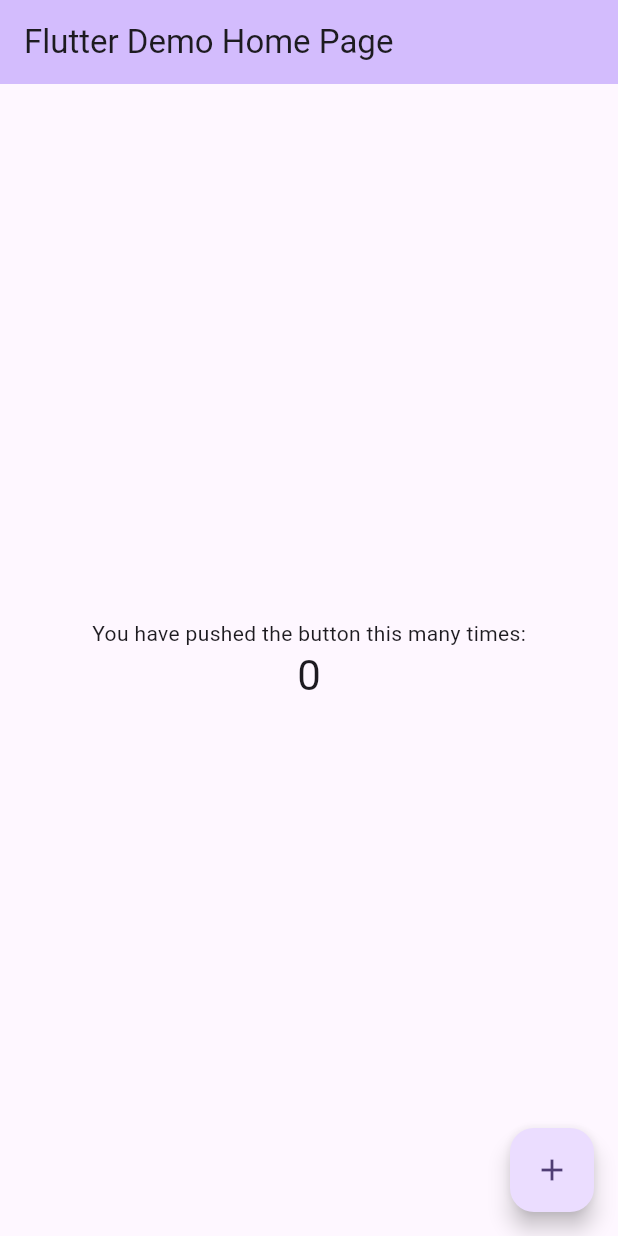
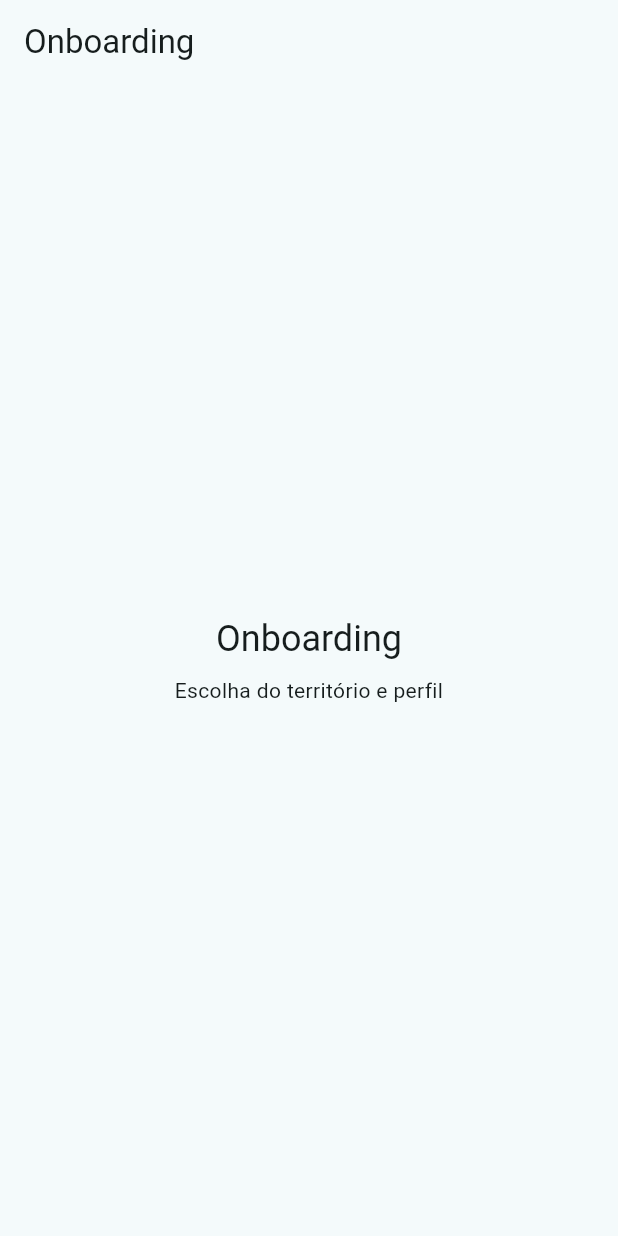
Before and after one commit to PietroMauerGodoy/GS02-CROSS-PLATAFORM-APPLICATION-DEVELOPMENT, a Flutter app: the screen it shows after launch, on a phone screen of 412 x 824 dp. Run offline on Flutter 3.47's test engine with Material 3 defaults, Android fonts, the phone set to English and light mode, and no system bars; our stand-ins replace flutter_riverpod, go_router.

```diff
--- /dev/null
+++ b/lib/app.dart
@@ -0,0 +1,20 @@
+import 'package:flutter/material.dart';
+
+import 'core/router/app_router.dart';
+import 'core/theme/app_theme.dart';
+
+class PainelApp extends StatelessWidget {
+  const PainelApp({super.key});
+
+  @override
+  Widget build(BuildContext context) {
+    return MaterialApp.router(
+      title: 'Painel Territorial',
+      debugShowCheckedModeBanner: false,
+      theme: AppTheme.light,
+      darkTheme: AppTheme.dark,
+      themeMode: ThemeMode.system,
+      routerConfig: appRouter,
+    );
+  }
+}
--- /dev/null
+++ b/lib/core/router/app_router.dart
@@ -0,0 +1,80 @@
+import 'package:go_router/go_router.dart';
+
+import '../../features/home/home_shell.dart';
+import '../widgets/placeholder_screen.dart';
+
+final appRouter = GoRouter(
+  initialLocation: '/onboarding',
+  routes: [
+    GoRoute(
+      path: '/onboarding',
+      builder: (_, __) => const PlaceholderScreen(
+          title: 'Onboarding', subtitle: 'Escolha do território e perfil'),
+    ),
+    StatefulShellRoute.indexedStack(
+      builder: (_, __, shell) => HomeShell(shell: shell),
+      branches: [
+        StatefulShellBranch(routes: [
+          GoRoute(
+            path: '/home',
+            builder: (_, __) => const PlaceholderScreen(
+                title: 'Visão Geral', subtitle: 'KPIs e alertas ativos'),
+          ),
+        ]),
+        StatefulShellBranch(routes: [
+          GoRoute(
+            path: '/alertas',
+            builder: (_, __) => const PlaceholderScreen(
+                title: 'Alertas', subtitle: 'Lista com filtros'),
+            routes: [
+              GoRoute(
+                path: ':id',
+                builder: (_, s) => PlaceholderScreen(
+                    title: 'Alerta ${s.pathParameters['id']}',
+                    subtitle: 'Justificativa, confiança e limitações'),
+                routes: [
+                  GoRoute(
+                    path: 'decisao',
+                    builder: (_, s) => PlaceholderScreen(
+                        title: 'Decisão do gestor',
+                        subtitle: 'Formulário para o alerta ${s.pathParameters['id']}'),
+                  ),
+                ],
+              ),
+            ],
+          ),
+        ]),
+        StatefulShellBranch(routes: [
+          GoRoute(
+            path: '/decisoes',
+            builder: (_, __) => const PlaceholderScreen(
+                title: 'Histórico de decisões'),
+          ),
+        ]),
+        StatefulShellBranch(routes: [
+          GoRoute(
+            path: '/configuracoes',
+            builder: (_, __) => const PlaceholderScreen(
+                title: 'Configurações',
+                subtitle: 'Acessibilidade e privacidade'),
+          ),
+        ]),
+      ],
+    ),
+    GoRoute(
+      path: '/dashboard/:tema',
+      builder: (_, s) => PlaceholderScreen(
+          title: 'Dashboard: ${s.pathParameters['tema']}',
+          subtitle: 'clima | agua | residuos'),
+    ),
+    GoRoute(
+      path: '/territorios',
+      builder: (_, __) => const PlaceholderScreen(title: 'Territórios'),
+    ),
+    GoRoute(
+      path: '/sobre',
+      builder: (_, __) => const PlaceholderScreen(
+          title: 'Fontes e limitações'),
+    ),
+  ],
+);
--- /dev/null
+++ b/lib/core/theme/app_colors.dart
@@ -0,0 +1,19 @@
+import 'package:flutter/material.dart';
+
+/// Paleta própria do Painel Territorial.
+class AppColors {
+  AppColors._();
+
+  static const primary = Color(0xFF0B6E75);
+  static const secondary = Color(0xFF2E8B57);
+
+  // Severidade dos alertas (sempre acompanhar de ícone/texto, nunca só cor)
+  static const severidadeBaixa = Color(0xFF2E7D32);
+  static const severidadeMedia = Color(0xFFF9A825);
+  static const severidadeAlta = Color(0xFFC62828);
+
+  // Temas
+  static const clima = Color(0xFF1E88E5);
+  static const agua = Color(0xFF00ACC1);
+  static const residuos = Color(0xFF8D6E63);
+}
--- /dev/null
+++ b/lib/core/theme/app_theme.dart
@@ -0,0 +1,33 @@
+import 'package:flutter/material.dart';
+
+import 'app_colors.dart';
+
+class AppTheme {
+  AppTheme._();
+
+  static ThemeData get light => _build(Brightness.light);
+  static ThemeData get dark => _build(Brightness.dark);
+
+  static ThemeData _build(Brightness brightness) {
+    final scheme = ColorScheme.fromSeed(
+      seedColor: AppColors.primary,
+      secondary: AppColors.secondary,
+      brightness: brightness,
+    );
+    return ThemeData(
+      useMaterial3: true,
+      colorScheme: scheme,
+      appBarTheme: const AppBarTheme(centerTitle: false),
+        cardTheme: CardThemeData(
+        elevation: 0,
+        shape: RoundedRectangleBorder(
+          borderRadius: BorderRadius.circular(16),
+          side: BorderSide(color: scheme.outlineVariant),
+        ),
+      ),
+      inputDecorationTheme: InputDecorationTheme(
+        border: OutlineInputBorder(borderRadius: BorderRadius.circular(12)),
+      ),
+    );
+  }
+}
--- /dev/null
+++ b/lib/core/widgets/placeholder_screen.dart
@@ -0,0 +1,31 @@
+import 'package:flutter/material.dart';
+
+/// Tela temporária. Cada feature substitui a sua por uma tela real.
+class PlaceholderScreen extends StatelessWidget {
+  final String title;
+  final String? subtitle;
+
+  const PlaceholderScreen({super.key, required this.title, this.subtitle});
+
+  @override
+  Widget build(BuildContext context) {
+    return Scaffold(
+      appBar: AppBar(title: Text(title)),
+      body: Center(
+        child: Padding(
+          padding: const EdgeInsets.all(24),
+          child: Column(
+            mainAxisSize: MainAxisSize.min,
+            children: [
+              Text(title, style: Theme.of(context).textTheme.headlineSmall),
+              if (subtitle != null) ...[
+                const SizedBox(height: 8),
+                Text(subtitle!, textAlign: TextAlign.center),
+              ],
+            ],
+          ),
+        ),
+      ),
+    );
+  }
+}
--- a/lib/main.dart
+++ b/lib/main.dart
@@ -1,122 +1,8 @@
 import 'package:flutter/material.dart';
+import 'package:flutter_riverpod/flutter_riverpod.dart';
+
+import 'app.dart';
 
 void main() {
-  runApp(const MyApp());
+  runApp(const ProviderScope(child: PainelApp()));
 }
-
-class MyApp extends StatelessWidget {
-  const MyApp({super.key});
-
-  // This widget is the root of your application.
-  @override
-  Widget build(BuildContext context) {
-    return MaterialApp(
-      title: 'Flutter Demo',
-      theme: ThemeData(
-        // This is the theme of your application.
-        //
-        // TRY THIS: Try running your application with "flutter run". You'll see
-        // the application has a purple toolbar. Then, without quitting the app,
-        // try changing the seedColor in the colorScheme below to Colors.green
-        // and then invoke "hot reload" (save your changes or press the "hot
-        // reload" button in a Flutter-supported IDE, or press "r" if you used
-        // the command line to start the app).
-        //
-        // Notice that the counter didn't reset back to zero; the application
-        // state is not lost during the reload. To reset the state, use hot
-        // restart instead.
-        //
-        // This works for code too, not just values: Most code changes can be
-        // tested with just a hot reload.
-        colorScheme: .fromSeed(seedColor: Colors.deepPurple),
-      ),
-      home: const MyHomePage(title: 'Flutter Demo Home Page'),
-    );
-  }
-}
-
-class MyHomePage extends StatefulWidget {
-  const MyHomePage({super.key, required this.title});
-
-  // This widget is the home page of your application. It is stateful, meaning
-  // that it has a State object (defined below) that contains fields that affect
-  // how it looks.
-
-  // This class is the configuration for the state. It holds the values (in this
-  // case the title) provided by the parent (in this case the App widget) and
-  // used by the build method of the State. Fields in a Widget subclass are
-  // always marked "final".
-
-  final String title;
-
-  @override
-  State<MyHomePage> createState() => _MyHomePageState();
-}
-
-class _MyHomePageState extends State<MyHomePage> {
-  int _counter = 0;
-
-  void _incrementCounter() {
-    setState(() {
-      // This call to setState tells the Flutter framework that something has
-      // changed in this State, which causes it to rerun the build method below
-      // so that the display can reflect the updated values. If we changed
-      // _counter without calling setState(), then the build method would not be
-      // called again, and so nothing would appear to happen.
-      _counter++;
-    });
-  }
-
-  @override
-  Widget build(BuildContext context) {
-    // This method is rerun every time setState is called, for instance as done
-    // by the _incrementCounter method above.
-    //
-    // The Flutter framework has been optimized to make rerunning build methods
-    // fast, so that you can just rebuild anything that needs updating rather
-    // than having to individually change instances of widgets.
-    return Scaffold(
-      appBar: AppBar(
-        // TRY THIS: Try changing the color here to a specific color (to
-        // Colors.amber, perhaps?) and trigger a hot reload to see the AppBar
-        // change color while the other colors stay the same.
-        backgroundColor: Theme.of(context).colorScheme.inversePrimary,
-        // Here we take the value from the MyHomePage object that was created by
-        // the App.build method, and use it to set our appbar title.
-        title: Text(widget.title),
-      ),
-      body: Center(
-        // Center is a layout widget. It takes a single child and positions it
-        // in the middle of the parent.
-        child: Column(
-          // Column is also a layout widget. It takes a list of children and
-          // arranges them vertically. By default, it sizes itself to fit its
-          // children horizontally, and tries to be as tall as its parent.
-          //
-          // Column has various properties to control how it sizes itself and
-          // how it positions its children. Here we use mainAxisAlignment to
-          // center the children vertically; the main axis here is the vertical
-          // axis because Columns are vertical (the cross axis would be
-          // horizontal).
-          //
-          // TRY THIS: Invoke "debug painting" (choose the "Toggle Debug Paint"
-          // action in the IDE, or press "p" in the console), to see the
-          // wireframe for each widget.
-          mainAxisAlignment: .center,
-          children: [
-            const Text('You have pushed the button this many times:'),
-            Text(
-              '$_counter',
-              style: Theme.of(context).textTheme.headlineMedium,
-            ),
-          ],
-        ),
-      ),
-      floatingActionButton: FloatingActionButton(
-        onPressed: _incrementCounter,
-        tooltip: 'Increment',
-        child: const Icon(Icons.add),
-      ),
-    );
-  }
-}
```
Also changed, not shown: analysis_options.yaml (+1 -29 lines), lib/features/home/home_shell.dart (added, +39 -0 lines), pubspec.yaml (+11 -75 lines), pubspec.lock, 50 other files.
